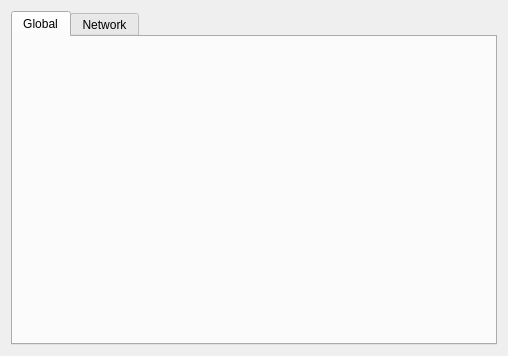
Before: the Qt Designer form parsec/core/gui/forms/settings_widget.ui in Scille/parsec-cloud, drawn with Qt 5.
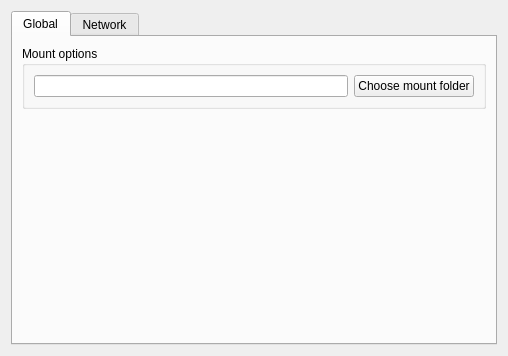
After: the same form once the commit is applied. Icons and pictures are not drawn.

Commit message: Added settings to configure mountpoint

```diff
--- a/parsec/core/gui/forms/settings_widget.ui
+++ b/parsec/core/gui/forms/settings_widget.ui
@@ -33,7 +33,54 @@
       <attribute name="title">
        <string>Global</string>
       </attribute>
-      <layout class="QVBoxLayout" name="verticalLayout_2"/>
+      <layout class="QVBoxLayout" name="verticalLayout_2">
+       <item>
+        <widget class="QGroupBox" name="groupBox">
+         <property name="sizePolicy">
+          <sizepolicy hsizetype="Preferred" vsizetype="Minimum">
+           <horstretch>0</horstretch>
+           <verstretch>0</verstretch>
+          </sizepolicy>
+         </property>
+         <property name="title">
+          <string>Mount options</string>
+         </property>
+         <layout class="QVBoxLayout" name="verticalLayout_3">
+          <item>
+           <layout class="QHBoxLayout" name="horizontalLayout">
+            <item>
+             <widget class="QLineEdit" name="line_edit_mountpoint">
+              <property name="readOnly">
+               <bool>true</bool>
+              </property>
+             </widget>
+            </item>
+            <item>
+             <widget class="QPushButton" name="button_choose_mountpoint">
+              <property name="text">
+               <string>Choose mount folder</string>
+              </property>
+             </widget>
+            </item>
+           </layout>
+          </item>
+         </layout>
+        </widget>
+       </item>
+       <item>
+        <spacer name="verticalSpacer">
+         <property name="orientation">
+          <enum>Qt::Vertical</enum>
+         </property>
+         <property name="sizeHint" stdset="0">
+          <size>
+           <width>20</width>
+           <height>40</height>
+          </size>
+         </property>
+        </spacer>
+       </item>
+      </layout>
      </widget>
      <widget class="QWidget" name="tab_network">
       <attribute name="icon">
```
Left out of the diff: 8 changed lines with no effect on the pictures. The commit also changes 12 other files.
